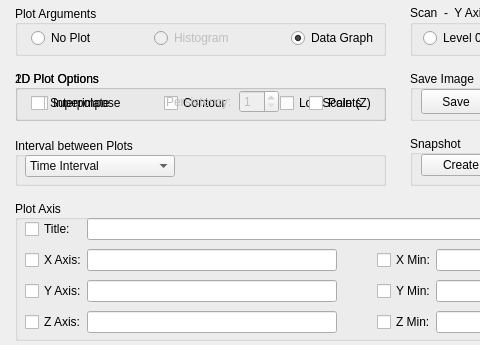
Before: the Qt Designer form slsDetectorGui/forms/form_tab_plot.ui in slsdetectorgroup/slsDetectorPackage, drawn with Qt 5; both pictures show x 0 to 480 and y 0 to 345 of the 775 by 345 pixel window.
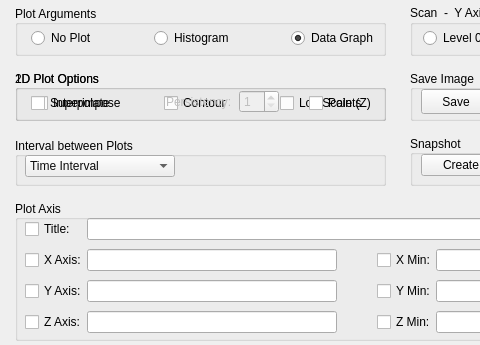
After: the same form once the commit is applied.

Patch:
```diff
--- a/slsDetectorGui/forms/form_tab_plot.ui
+++ b/slsDetectorGui/forms/form_tab_plot.ui
@@ -1051,7 +1051,7 @@
      <item row="0" column="2">
       <widget class="QRadioButton" name="radioHistogram">
        <property name="enabled">
-        <bool>false</bool>
+        <bool>true</bool>
        </property>
        <property name="sizePolicy">
         <sizepolicy hsizetype="Fixed" vsizetype="Fixed">
```
